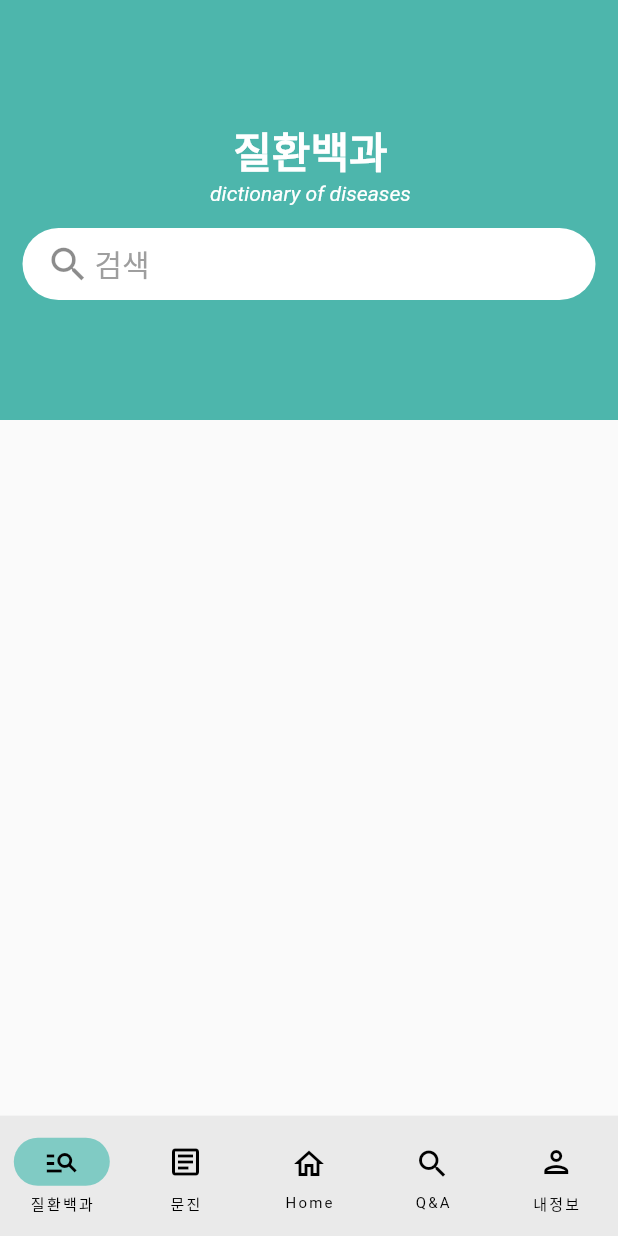
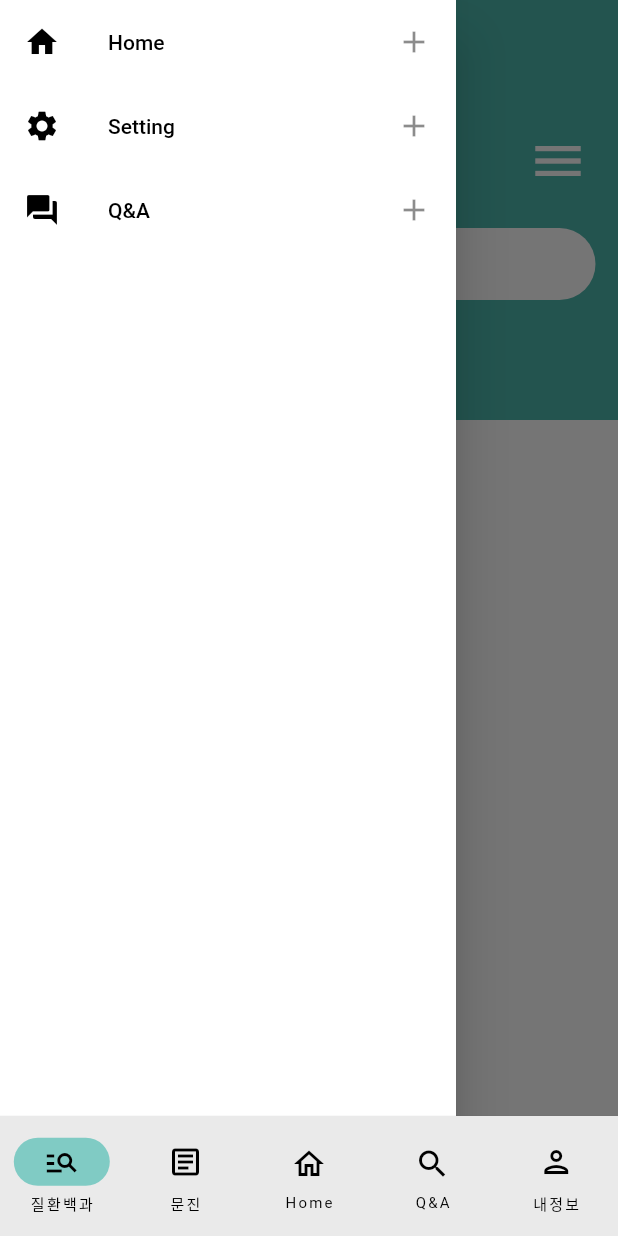
Before and after one commit to akdlcnd0994/flutterDEBG, a Flutter app: the screen it shows after launch, with the side drawer open (before the commit the screen has no drawer), on a phone screen of 412 x 824 dp. Run offline on Flutter 3.47's test engine with Material 2 defaults, Android fonts, the phone set to English and light mode, and no system bars.

Commit message:
20231005...-2

```diff
--- a/lib/screens/dictionary_screen.dart
+++ b/lib/screens/dictionary_screen.dart
@@ -1,13 +1,17 @@
 import 'package:flutter/material.dart';
+import 'package:medicalapp/widget/drawer.dart';
 
 class DicionaryScreen extends StatelessWidget {
   const DicionaryScreen({super.key});
   @override
   Widget build(BuildContext context) {
-    return Container(
-      padding: EdgeInsets.zero,
+    final GlobalKey<ScaffoldState> scaffoldKey = GlobalKey();
+    return Scaffold(
+      backgroundColor: Colors.white,
+      key: scaffoldKey,
+      drawer: const MainDrawer(),
       // 상단 메뉴바, 제목, 검색관련 컨테이너
-      child: Container(
+      body: Container(
         padding: EdgeInsets.zero,
         color: Colors.teal[300],
         height: 280,
@@ -18,12 +22,12 @@ class DicionaryScreen extends StatelessWidget {
                 const SizedBox(
                   height: 60,
                 ),
-                const Row(
+                Row(
                   children: [
-                    SizedBox(
+                    const SizedBox(
                       width: 140,
                     ),
-                    Column(
+                    const Column(
                       mainAxisAlignment: MainAxisAlignment.center,
                       children: [
                         SizedBox(
@@ -48,16 +52,27 @@ class DicionaryScreen extends StatelessWidget {
                         ),
                       ],
                     ),
-                    SizedBox(
+                    const SizedBox(
                       width: 70,
                     ),
                     Column(
                       children: [
-                        SizedBox(
+                        const SizedBox(
                           height: 10,
                         ),
                         Row(
-                          children: [],
+                          children: [
+                            IconButton(
+                              onPressed: () {
+                                scaffoldKey.currentState?.openDrawer();
+                              },
+                              icon: const Icon(
+                                Icons.menu,
+                                size: 40,
+                                color: Colors.white,
+                              ),
+                            ),
+                          ],
                         )
                       ],
                     ),
--- a/lib/widget/drawer.dart
+++ b/lib/widget/drawer.dart
@@ -6,36 +6,46 @@ class MainDrawer extends StatelessWidget {
   @override
   Widget build(BuildContext context) {
     return Drawer(
+      backgroundColor: Colors.white,
       child: ListView(
         children: <Widget>[
           ListTile(
-            leading: Icon(
+            leading: const Icon(
               Icons.home,
-              color: Colors.grey[850],
+              color: Colors.black,
             ),
-            title: const Text('Home'),
+            title: const Text(
+              'Home',
+              style: TextStyle(color: Colors.black),
+            ),
             onTap: () {
-              Navigator.pushNamed(context, '');
+              print("Home is Clicked");
             },
             trailing: const Icon(Icons.add),
           ),
           ListTile(
-            leading: Icon(
+            leading: const Icon(
               Icons.settings,
-              color: Colors.grey[850],
+              color: Colors.black,
             ),
-            title: const Text('Setting'),
+            title: const Text(
+              'Setting',
+              style: TextStyle(color: Colors.black),
+            ),
             onTap: () {
               print('Setting is clicked');
             },
             trailing: const Icon(Icons.add),
           ),
           ListTile(
-            leading: Icon(
+            leading: const Icon(
               Icons.question_answer,
-              color: Colors.grey[850],
+              color: Colors.black,
             ),
-            title: const Text('Q&A'),
+            title: const Text(
+              'Q&A',
+              style: TextStyle(color: Colors.black),
+            ),
             onTap: () {
               print('Q&A is clicked');
             },
```
Also changed, not shown: lib/screens/health_check_screen.dart (+9 -4 lines), lib/screens/home_screen.dart (+9 -4 lines), lib/screens/my_info_screen.dart (+5 -6 lines).
